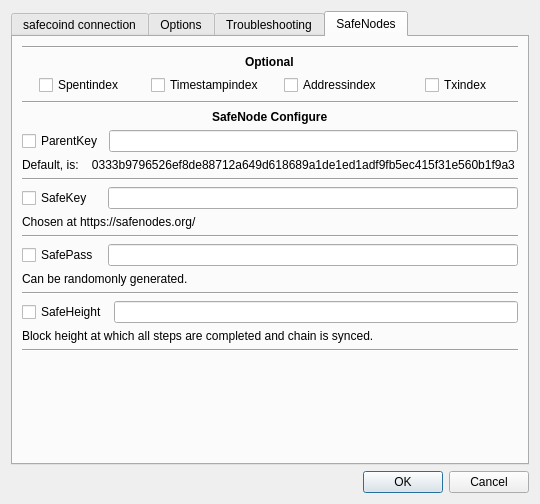
Above: src/settings.ui from ZcashFoundation/zecwallet before the change. Below: the same form after it.
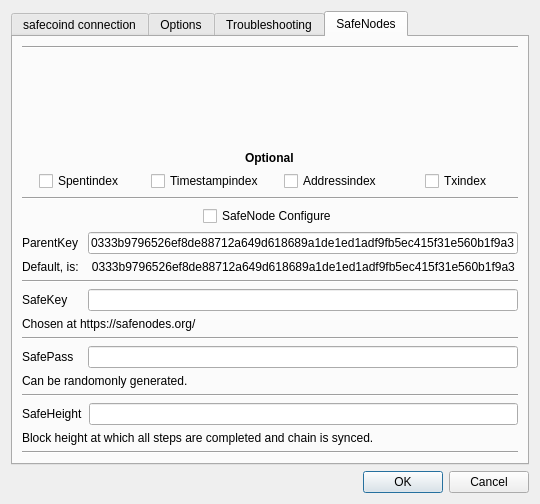
That is the form after the change. Icons and pictures are not drawn.

Commit message: work SafeNode Configure

Diff of the .ui file:
```diff
--- a/src/settings.ui
+++ b/src/settings.ui
@@ -373,15 +373,57 @@
        <string>SafeNodes</string>
       </attribute>
       <layout class="QGridLayout" name="gridLayout_3">
-       <item row="23" column="0">
+       <item row="1" column="0" alignment="Qt::AlignHCenter|Qt::AlignVCenter">
+        <widget class="QLabel" name="label_20">
+         <property name="minimumSize">
+          <size>
+           <width>100</width>
+           <height>100</height>
+          </size>
+         </property>
+         <property name="styleSheet">
+          <string notr="true">image: url(:/img/res/safenode.png);</string>
+         </property>
+         <property name="text">
+          <string/>
+         </property>
+        </widget>
+       </item>
+       <item row="10" column="0" alignment="Qt::AlignHCenter|Qt::AlignVCenter">
+        <widget class="QCheckBox" name="chkSafeNode">
+         <property name="minimumSize">
+          <size>
+           <width>80</width>
+           <height>0</height>
+          </size>
+         </property>
+         <property name="text">
+          <string>SafeNode Configure</string>
+         </property>
+        </widget>
+       </item>
+       <item row="2" column="0">
+        <spacer name="verticalSpacer_5">
+         <property name="orientation">
+          <enum>Qt::Vertical</enum>
+         </property>
+         <property name="sizeHint" stdset="0">
+          <size>
+           <width>20</width>
+           <height>40</height>
+          </size>
+         </property>
+        </spacer>
+       </item>
+       <item row="24" column="0">
         <layout class="QVBoxLayout" name="verticalLayout_7">
          <item>
           <layout class="QHBoxLayout" name="horizontalLayout_5">
            <item>
-            <widget class="QCheckBox" name="chkSafeHeight">
+            <widget class="QLabel" name="label_15">
              <property name="minimumSize">
               <size>
-               <width>80</width>
+               <width>60</width>
                <height>0</height>
               </size>
              </property>
@@ -397,21 +439,15 @@
          </item>
         </layout>
        </item>
-       <item row="9" column="0">
+       <item row="11" column="0">
         <layout class="QVBoxLayout" name="verticalLayout_4">
          <item>
           <layout class="QHBoxLayout" name="horizontalLayout_2">
            <item>
-            <widget class="QCheckBox" name="chkParentKey">
+            <widget class="QLabel" name="label_23">
              <property name="minimumSize">
               <size>
-               <width>80</width>
-               <height>0</height>
-              </size>
-             </property>
-             <property name="sizeIncrement">
-              <size>
-               <width>0</width>
+               <width>60</width>
                <height>0</height>
               </size>
              </property>
@@ -421,9 +457,9 @@
             </widget>
            </item>
            <item>
-            <widget class="QLineEdit" name="safekey">
+            <widget class="QLineEdit" name="parentkey">
              <property name="text">
-              <string/>
+              <string>0333b9796526ef8de88712a649d618689a1de1ed1adf9fb5ec415f31e560b1f9a3</string>
              </property>
              <property name="placeholderText">
               <string/>
@@ -434,15 +470,22 @@
          </item>
         </layout>
        </item>
-       <item row="12" column="0">
+       <item row="9" column="0">
+        <widget class="Line" name="line_6">
+         <property name="orientation">
+          <enum>Qt::Horizontal</enum>
+         </property>
+        </widget>
+       </item>
+       <item row="14" column="0">
         <layout class="QVBoxLayout" name="verticalLayout_5">
          <item>
           <layout class="QHBoxLayout" name="horizontalLayout_3">
            <item>
-            <widget class="QCheckBox" name="chkSafeKey">
+            <widget class="QLabel" name="label_22">
              <property name="minimumSize">
               <size>
-               <width>80</width>
+               <width>60</width>
                <height>0</height>
               </size>
              </property>
@@ -452,7 +495,10 @@
             </widget>
            </item>
            <item>
-            <widget class="QLineEdit" name="parentkey">
+            <widget class="QLineEdit" name="safekey">
+             <property name="text">
+              <string/>
+             </property>
              <property name="placeholderText">
               <string/>
              </property>
@@ -469,14 +515,34 @@
          </property>
         </widget>
        </item>
-       <item row="7" column="0">
-        <widget class="Line" name="line_6">
+       <item row="19" column="0">
+        <widget class="Line" name="line_10">
          <property name="orientation">
           <enum>Qt::Horizontal</enum>
          </property>
         </widget>
        </item>
-       <item row="2" column="0" rowspan="2">
+       <item row="27" column="0">
+        <spacer name="verticalSpacer_4">
+         <property name="orientation">
+          <enum>Qt::Vertical</enum>
+         </property>
+         <property name="sizeHint" stdset="0">
+          <size>
+           <width>20</width>
+           <height>40</height>
+          </size>
+         </property>
+        </spacer>
+       </item>
+       <item row="16" column="0">
+        <widget class="Line" name="line_9">
+         <property name="orientation">
+          <enum>Qt::Horizontal</enum>
+         </property>
+        </widget>
+       </item>
+       <item row="4" column="0" rowspan="2">
         <layout class="QHBoxLayout" name="horizontalLayout">
          <property name="sizeConstraint">
           <enum>QLayout::SetFixedSize</enum>
@@ -511,82 +577,35 @@
          </item>
         </layout>
        </item>
-       <item row="26" column="0">
-        <spacer name="verticalSpacer_4">
-         <property name="orientation">
-          <enum>Qt::Vertical</enum>
-         </property>
-         <property name="sizeHint" stdset="0">
-          <size>
-           <width>20</width>
-           <height>40</height>
-          </size>
-         </property>
-        </spacer>
-       </item>
-       <item row="24" column="0">
-        <widget class="QLabel" name="label_18">
-         <property name="text">
-          <string>Block height at which all steps are completed and chain is synced.</string>
-         </property>
-        </widget>
-       </item>
-       <item row="17" column="0">
-        <widget class="Line" name="line_10">
-         <property name="orientation">
-          <enum>Qt::Horizontal</enum>
-         </property>
-        </widget>
-       </item>
-       <item row="16" column="0">
+       <item row="18" column="0">
         <widget class="QLabel" name="label_17">
          <property name="text">
           <string>Can be randomonly generated.</string>
          </property>
         </widget>
        </item>
-       <item row="14" column="0">
-        <widget class="Line" name="line_9">
-         <property name="orientation">
-          <enum>Qt::Horizontal</enum>
-         </property>
-        </widget>
-       </item>
-       <item row="8" column="0" alignment="Qt::AlignHCenter|Qt::AlignVCenter">
-        <widget class="QLabel" name="label_15">
-         <property name="font">
-          <font>
-           <weight>75</weight>
-           <bold>true</bold>
-          </font>
-         </property>
+       <item row="25" column="0">
+        <widget class="QLabel" name="label_18">
          <property name="text">
-          <string>SafeNode Configure</string>
+          <string>Block height at which all steps are completed and chain is synced.</string>
          </property>
         </widget>
        </item>
-       <item row="11" column="0">
-        <widget class="Line" name="line_8">
-         <property name="orientation">
-          <enum>Qt::Horizontal</enum>
-         </property>
-        </widget>
-       </item>
-       <item row="13" column="0">
+       <item row="15" column="0">
         <widget class="QLabel" name="label_16">
          <property name="text">
           <string>Chosen at https://safenodes.org/</string>
          </property>
         </widget>
        </item>
-       <item row="25" column="0">
+       <item row="26" column="0">
         <widget class="Line" name="line_7">
          <property name="orientation">
           <enum>Qt::Horizontal</enum>
          </property>
         </widget>
        </item>
-       <item row="1" column="0" alignment="Qt::AlignHCenter|Qt::AlignVCenter">
+       <item row="3" column="0" alignment="Qt::AlignHCenter|Qt::AlignVCenter">
         <widget class="QLabel" name="label_14">
          <property name="font">
           <font>
@@ -614,15 +633,22 @@
          </property>
         </widget>
        </item>
-       <item row="15" column="0">
+       <item row="13" column="0">
+        <widget class="Line" name="line_8">
+         <property name="orientation">
+          <enum>Qt::Horizontal</enum>
+         </property>
+        </widget>
+       </item>
+       <item row="17" column="0">
         <layout class="QVBoxLayout" name="verticalLayout_6">
          <item>
           <layout class="QHBoxLayout" name="horizontalLayout_4">
            <item>
-            <widget class="QCheckBox" name="chkSafePass">
+            <widget class="QLabel" name="label_21">
              <property name="minimumSize">
               <size>
-               <width>80</width>
+               <width>60</width>
                <height>0</height>
               </size>
              </property>
@@ -638,7 +664,7 @@
          </item>
         </layout>
        </item>
-       <item row="10" column="0">
+       <item row="12" column="0">
         <widget class="QLabel" name="label_19">
          <property name="text">
           <string>Default, is:    0333b9796526ef8de88712a649d618689a1de1ed1adf9fb5ec415f31e560b1f9a3</string>
```
The commit also changes 4 other files.
